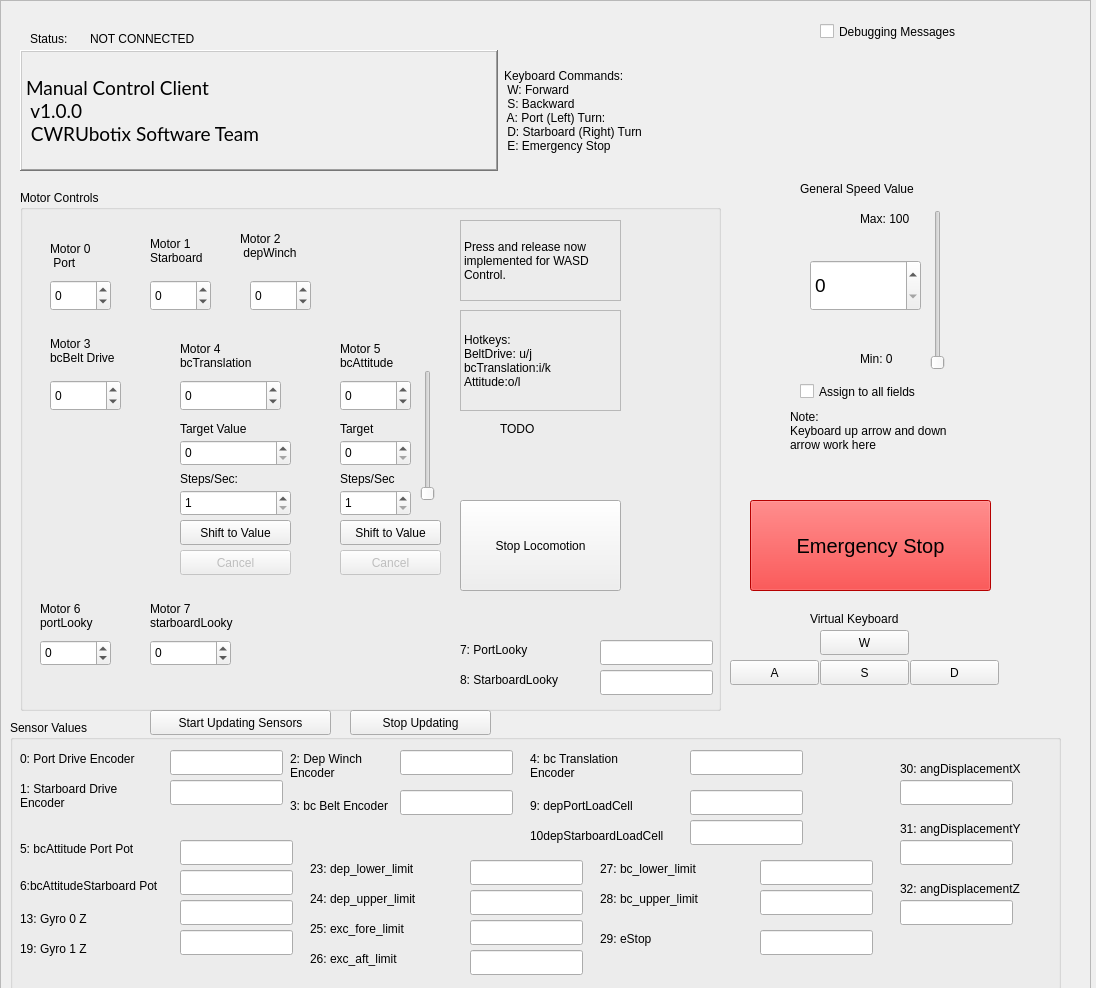
This is client/resource/MyPlugin.ui in CWRUbotix/NASA-RMC-2020 as Qt 5 draws it before an edit. The edited form follows.
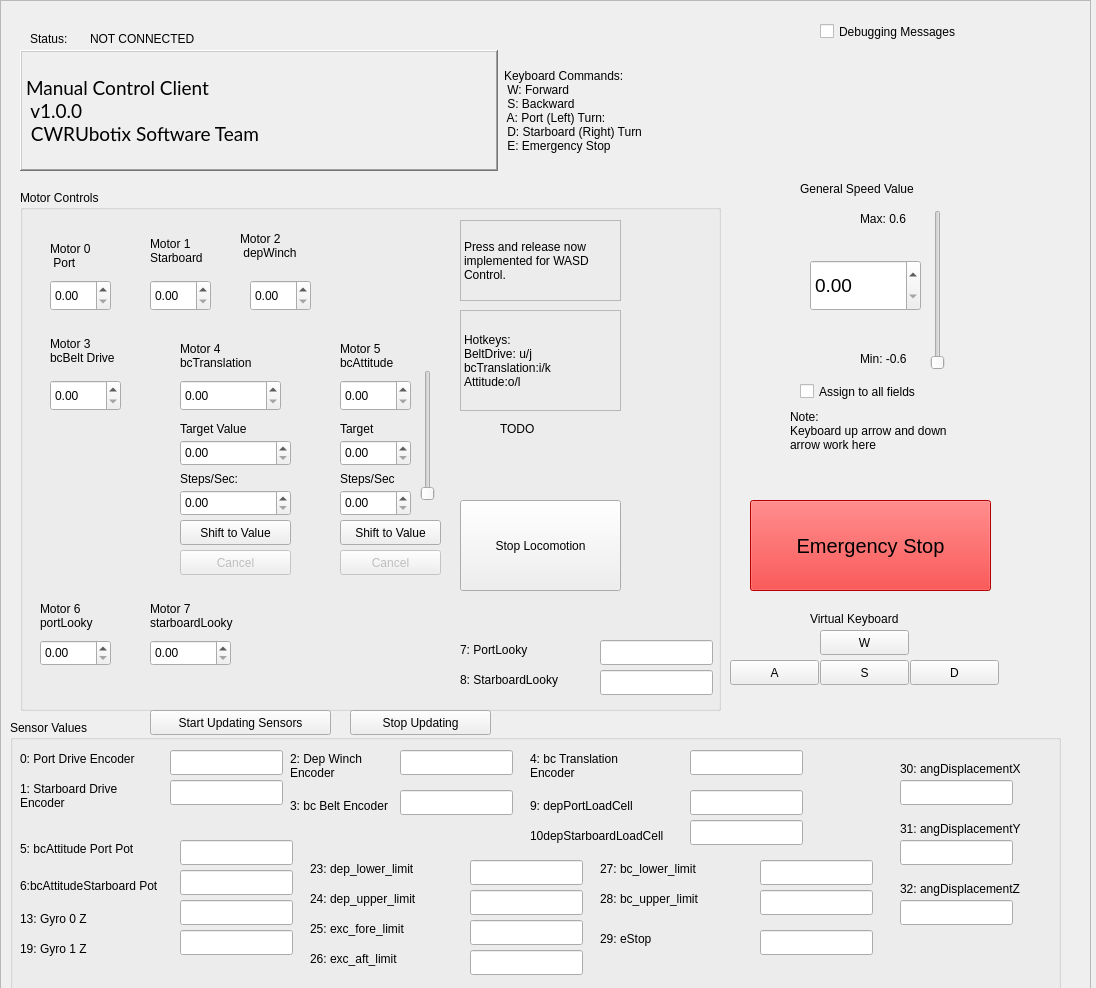
This is the edited form.

Commit message: updated spinbox ranges

The edit to the form file:
```diff
--- a/client/resource/MyPlugin.ui
+++ b/client/resource/MyPlugin.ui
@@ -290,7 +290,7 @@
     </rect>
    </property>
    <property name="text">
-    <string>Max: 100</string>
+    <string>Max: 0.6</string>
    </property>
   </widget>
   <widget class="QLabel" name="label_vertical_min">
@@ -303,10 +303,10 @@
     </rect>
    </property>
    <property name="text">
-    <string>Min: 0</string>
+    <string>Min: -0.6</string>
    </property>
   </widget>
-  <widget class="QSpinBox" name="motor0_spinbox">
+  <widget class="QDoubleSpinBox" name="motor0_spinbox">
    <property name="geometry">
     <rect>
      <x>50</x>
@@ -318,14 +318,8 @@
    <property name="focusPolicy">
     <enum>Qt::ClickFocus</enum>
    </property>
-   <property name="minimum">
-    <number>-130</number>
-   </property>
-   <property name="maximum">
-    <number>130</number>
-   </property>
   </widget>
-  <widget class="QSpinBox" name="motor1_spinbox">
+  <widget class="QDoubleSpinBox" name="motor1_spinbox">
    <property name="geometry">
     <rect>
      <x>150</x>
@@ -337,14 +331,8 @@
    <property name="focusPolicy">
     <enum>Qt::ClickFocus</enum>
    </property>
-   <property name="minimum">
-    <number>-130</number>
-   </property>
-   <property name="maximum">
-    <number>130</number>
-   </property>
   </widget>
-  <widget class="QSpinBox" name="motor2_spinbox">
+  <widget class="QDoubleSpinBox" name="motor2_spinbox">
    <property name="geometry">
     <rect>
      <x>250</x>
@@ -356,14 +344,8 @@
    <property name="focusPolicy">
     <enum>Qt::ClickFocus</enum>
    </property>
-   <property name="minimum">
-    <number>-100</number>
-   </property>
-   <property name="maximum">
-    <number>100</number>
-   </property>
   </widget>
-  <widget class="QSpinBox" name="motor3_spinbox">
+  <widget class="QDoubleSpinBox" name="motor3_spinbox">
    <property name="geometry">
     <rect>
      <x>50</x>
@@ -375,12 +357,6 @@
    <property name="focusPolicy">
     <enum>Qt::ClickFocus</enum>
    </property>
-   <property name="minimum">
-    <number>-100</number>
-   </property>
-   <property name="maximum">
-    <number>200</number>
-   </property>
   </widget>
   <widget class="QLabel" name="label_5">
    <property name="geometry">
@@ -541,7 +517,7 @@
     <string>General Speed Value</string>
    </property>
   </widget>
-  <widget class="QSpinBox" name="general_speed_spinbox">
+  <widget class="QDoubleSpinBox" name="general_speed_spinbox">
    <property name="geometry">
     <rect>
      <x>810</x>
@@ -558,12 +534,6 @@
    <property name="focusPolicy">
     <enum>Qt::ClickFocus</enum>
    </property>
-   <property name="minimum">
-    <number>0</number>
-   </property>
-   <property name="maximum">
-    <number>100</number>
-   </property>
   </widget>
   <widget class="QLabel" name="label_12">
    <property name="geometry">
@@ -579,7 +549,7 @@
 bcTranslation</string>
    </property>
   </widget>
-  <widget class="QSpinBox" name="motor4_spinbox">
+  <widget class="QDoubleSpinBox" name="motor4_spinbox">
    <property name="geometry">
     <rect>
      <x>180</x>
@@ -591,12 +561,6 @@
    <property name="focusPolicy">
     <enum>Qt::ClickFocus</enum>
    </property>
-   <property name="minimum">
-    <number>-999</number>
-   </property>
-   <property name="maximum">
-    <number>1000</number>
-   </property>
    <property name="singleStep">
     <number>1</number>
    </property>
@@ -615,7 +579,7 @@
 bcAttitude</string>
    </property>
   </widget>
-  <widget class="QSpinBox" name="motor5_spinbox">
+  <widget class="QDoubleSpinBox" name="motor5_spinbox">
    <property name="geometry">
     <rect>
      <x>340</x>
@@ -627,12 +591,6 @@
    <property name="focusPolicy">
     <enum>Qt::ClickFocus</enum>
    </property>
-   <property name="minimum">
-    <number>-10</number>
-   </property>
-   <property name="maximum">
-    <number>140</number>
-   </property>
   </widget>
   <widget class="QLabel" name="label_14">
    <property name="geometry">
@@ -695,7 +653,7 @@
 starboardLooky</string>
    </property>
   </widget>
-  <widget class="QSpinBox" name="motor6_spinbox">
+  <widget class="QDoubleSpinBox" name="motor6_spinbox">
    <property name="geometry">
     <rect>
      <x>40</x>
@@ -704,14 +662,8 @@
      <height>26</height>
     </rect>
    </property>
-   <property name="minimum">
-    <number>-150</number>
-   </property>
-   <property name="maximum">
-    <number>150</number>
-   </property>
   </widget>
-  <widget class="QSpinBox" name="motor7_spinbox">
+  <widget class="QDoubleSpinBox" name="motor7_spinbox">
    <property name="geometry">
     <rect>
      <x>150</x>
@@ -720,12 +672,6 @@
      <height>26</height>
     </rect>
    </property>
-   <property name="minimum">
-    <number>-150</number>
-   </property>
-   <property name="maximum">
-    <number>150</number>
-   </property>
   </widget>
   <widget class="QLabel" name="label_17">
    <property name="geometry">
@@ -816,7 +762,7 @@
     <string>Shift to Value</string>
    </property>
   </widget>
-  <widget class="QSpinBox" name="target_translate_spinbox">
+  <widget class="QDoubleSpinBox" name="target_translate_spinbox">
    <property name="geometry">
     <rect>
      <x>180</x>
@@ -845,7 +791,7 @@
     <string>Steps/Sec:</string>
    </property>
   </widget>
-  <widget class="QSpinBox" name="steps_per_sec_spinbox">
+  <widget class="QDoubleSpinBox" name="steps_per_sec_spinbox">
    <property name="geometry">
     <rect>
      <x>180</x>
@@ -857,12 +803,6 @@
    <property name="focusPolicy">
     <enum>Qt::ClickFocus</enum>
    </property>
-   <property name="minimum">
-    <number>1</number>
-   </property>
-   <property name="maximum">
-    <number>50</number>
-   </property>
   </widget>
   <widget class="QLabel" name="label_21">
    <property name="geometry">
@@ -909,7 +849,7 @@
     <enum>Qt::Vertical</enum>
    </property>
   </widget>
-  <widget class="QSpinBox" name="target_attitude_spinbox">
+  <widget class="QDoubleSpinBox" name="target_attitude_spinbox">
    <property name="geometry">
     <rect>
      <x>340</x>
@@ -921,11 +861,8 @@
    <property name="focusPolicy">
     <enum>Qt::ClickFocus</enum>
    </property>
-   <property name="maximum">
-    <number>100</number>
-   </property>
   </widget>
-  <widget class="QSpinBox" name="steps_attitude_spinbox">
+  <widget class="QDoubleSpinBox" name="steps_attitude_spinbox">
    <property name="geometry">
     <rect>
      <x>340</x>
@@ -937,12 +874,6 @@
    <property name="focusPolicy">
     <enum>Qt::ClickFocus</enum>
    </property>
-   <property name="minimum">
-    <number>1</number>
-   </property>
-   <property name="maximum">
-    <number>30</number>
-   </property>
   </widget>
   <widget class="QLabel" name="label_22">
    <property name="geometry">
```
Left out of the diff: 3 changed lines with no effect on the pictures. The commit also changes 2 other files.
